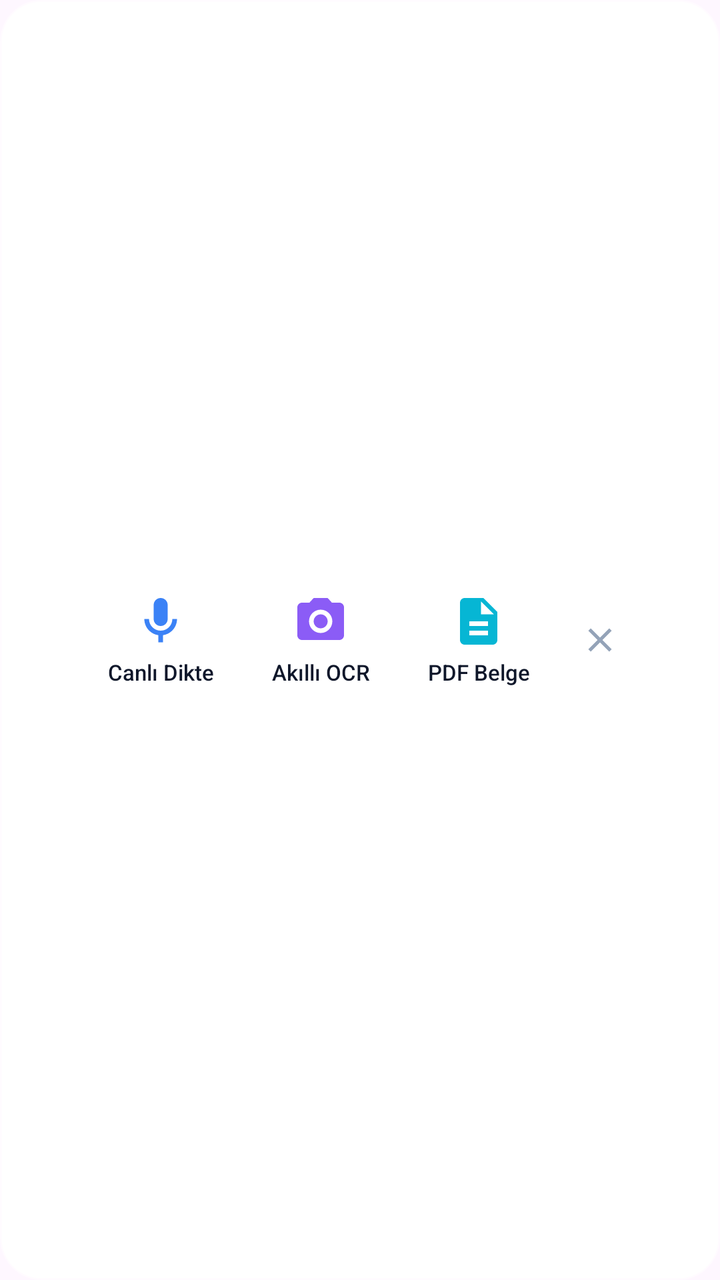
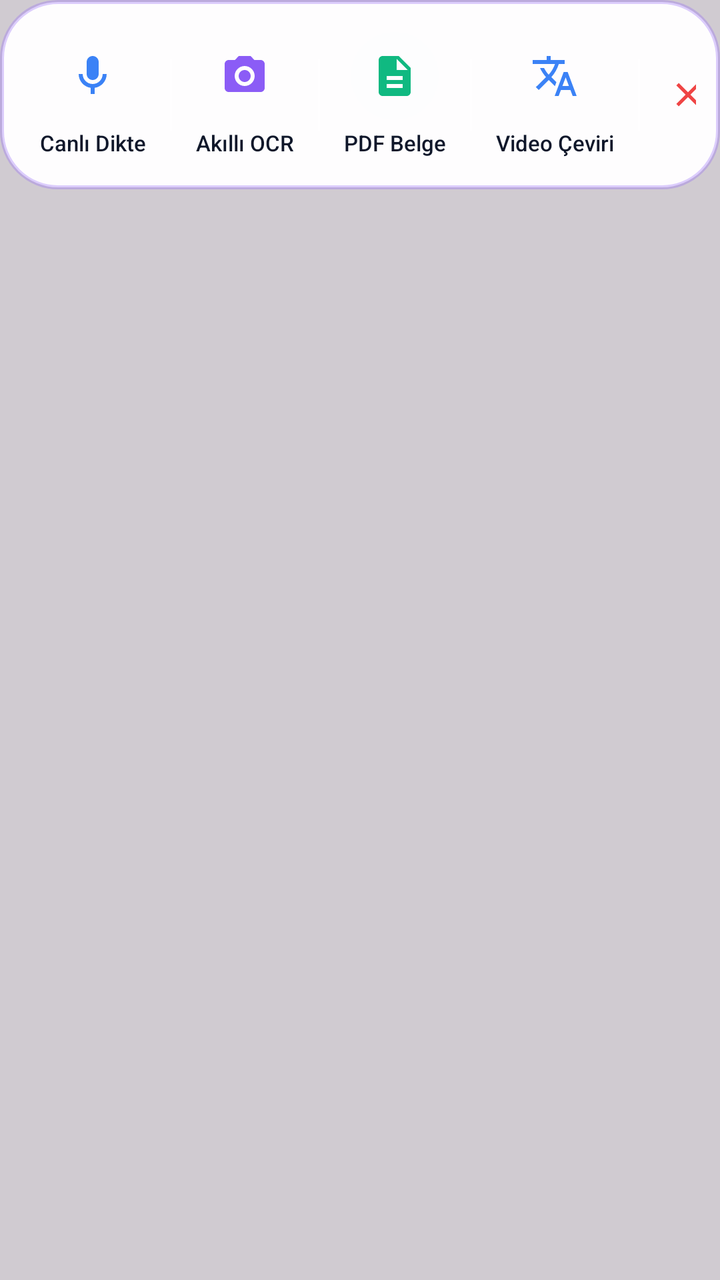

An Android layout rendered at two revisions. The XML below is the earlier revision; the diff shows what the commit changed to produce the second picture.
<!-- AndroidManifest.xml: application theme Theme.GeminiCompanion -->
<!-- res/layout/layout_radial_menu.xml -->
<?xml version="1.0" encoding="utf-8"?>
<LinearLayout xmlns:android="http://schemas.android.com/apk/res/android"
    android:layout_width="wrap_content"
    android:layout_height="wrap_content"
    android:background="@drawable/bg_glass_card"
    android:elevation="16dp"
    android:gravity="center"
    android:orientation="horizontal"
    android:padding="8dp">

    
    <LinearLayout
        android:id="@+id/btnActionVoice"
        android:layout_width="wrap_content"
        android:layout_height="wrap_content"
        android:background="?attr/selectableItemBackgroundBorderless"
        android:clickable="true"
        android:focusable="true"
        android:gravity="center"
        android:orientation="vertical"
        android:padding="10dp">

        <ImageView
            android:layout_width="28dp"
            android:layout_height="28dp"
            android:contentDescription="@string/action_dictation"
            android:src="@drawable/ic_mic" />

        <TextView
            android:layout_width="wrap_content"
            android:layout_height="wrap_content"
            android:layout_marginTop="4dp"
            android:fontFamily="sans-serif-medium"
            android:text="@string/action_dictation"
            android:textColor="@color/text_primary"
            android:textSize="11sp" />
    </LinearLayout>

    <View
        android:layout_width="1dp"
        android:layout_height="32dp"
        android:layout_marginStart="4dp"
        android:layout_marginEnd="4dp"
        android:background="@color/glass_border" />

    
    <LinearLayout
        android:id="@+id/btnActionOcr"
        android:layout_width="wrap_content"
        android:layout_height="wrap_content"
        android:background="?attr/selectableItemBackgroundBorderless"
        android:clickable="true"
        android:focusable="true"
        android:gravity="center"
        android:orientation="vertical"
        android:padding="10dp">

        <ImageView
            android:layout_width="28dp"
            android:layout_height="28dp"
            android:contentDescription="@string/action_vision_ocr"
            android:src="@drawable/ic_camera" />

        <TextView
            android:layout_width="wrap_content"
            android:layout_height="wrap_content"
            android:layout_marginTop="4dp"
            android:fontFamily="sans-serif-medium"
            android:text="@string/action_vision_ocr"
            android:textColor="@color/text_primary"
            android:textSize="11sp" />
    </LinearLayout>

    <View
        android:layout_width="1dp"
        android:layout_height="32dp"
        android:layout_marginStart="4dp"
        android:layout_marginEnd="4dp"
        android:background="@color/glass_border" />

    
    <LinearLayout
        android:id="@+id/btnActionScanDoc"
        android:layout_width="wrap_content"
        android:layout_height="wrap_content"
        android:background="?attr/selectableItemBackgroundBorderless"
        android:clickable="true"
        android:focusable="true"
        android:gravity="center"
        android:orientation="vertical"
        android:padding="10dp">

        <ImageView
            android:layout_width="28dp"
            android:layout_height="28dp"
            android:contentDescription="@string/action_doc_scan"
            android:src="@drawable/ic_document" />

        <TextView
            android:layout_width="wrap_content"
            android:layout_height="wrap_content"
            android:layout_marginTop="4dp"
            android:fontFamily="sans-serif-medium"
            android:text="@string/action_doc_scan"
            android:textColor="@color/text_primary"
            android:textSize="11sp" />
    </LinearLayout>

    <View
        android:layout_width="1dp"
        android:layout_height="32dp"
        android:layout_marginStart="4dp"
        android:layout_marginEnd="4dp"
        android:background="@color/glass_border" />

    
    <ImageView
        android:id="@+id/btnCloseMenu"
        android:layout_width="32dp"
        android:layout_height="32dp"
        android:background="?attr/selectableItemBackgroundBorderless"
        android:clickable="true"
        android:contentDescription="Kapat"
        android:focusable="true"
        android:padding="6dp"
        android:src="@drawable/ic_close" />
</LinearLayout>
<!-- resources referenced by this layout -->
<resources>
  <color name="glass_border">#66FFFFFF</color>
  <color name="text_primary">#0F172A</color>
  <!-- drawable bg_glass_card (drawable) -->
  <?xml version="1.0" encoding="utf-8"?>
  <shape xmlns:android="http://schemas.android.com/apk/res/android"
      android:shape="rectangle">
      <corners android:radius="20dp" />
      <solid android:color="@color/glass_surface_elevated" />
      <stroke
          android:width="1.5dp"
          android:color="@color/glass_border" />
      <padding
          android:bottom="16dp"
          android:left="16dp"
          android:right="16dp"
          android:top="16dp" />
  </shape>
  <!-- drawable ic_close (drawable) -->
  <vector xmlns:android="http://schemas.android.com/apk/res/android"
      android:width="24dp"
      android:height="24dp"
      android:viewportWidth="24"
      android:viewportHeight="24">
      <path
          android:fillColor="#94A3B8"
          android:pathData="M19,6.41L17.59,5 12,10.59 6.41,5 5,6.41 10.59,12 5,17.59 6.41,19 12,13.41 17.59,19 19,17.59 13.41,12z" />
  </vector>
  <!-- drawable ic_document (drawable) -->
  <vector xmlns:android="http://schemas.android.com/apk/res/android"
      android:width="24dp"
      android:height="24dp"
      android:viewportWidth="24"
      android:viewportHeight="24">
      <path
          android:fillColor="#06B6D4"
          android:pathData="M14,2H6c-1.1,0 -1.99,0.9 -1.99,2L4,20c0,1.1 0.89,2 1.99,2H18c1.1,0 2,-0.9 2,-2V8l-6,-6zm2,16H8v-2h8v2zm0,-4H8v-2h8v2zm-3,-5V3.5L18.5,9H13z" />
  </vector>
  <string name="action_dictation">Canlı Dikte</string>
  <string name="action_doc_scan">PDF Belge</string>
  <string name="action_vision_ocr">Akıllı OCR</string>
  <style name="Theme.GeminiCompanion" parent="Theme.Material3.DayNight.NoActionBar">
          <item name="colorPrimary">@color/gemini_blue</item>
          <item name="colorSecondary">@color/gemini_purple</item>
          <item name="android:statusBarColor">@android:color/transparent</item>
          <item name="android:navigationBarColor">@android:color/transparent</item>
      </style>
  <color name="glass_surface_elevated">#F2FFFFFF</color>
  <color name="gemini_blue">#3B82F6</color>
  <color name="gemini_purple">#8B5CF6</color>
  <!-- unchanged entries left out for length: 2 -->
</resources>

<!-- the commit's change to res/layout/layout_radial_menu.xml (unified diff, before → after) -->
@@ -1,127 +1,223 @@
 <?xml version="1.0" encoding="utf-8"?>
-<LinearLayout xmlns:android="http://schemas.android.com/apk/res/android"
-    android:layout_width="wrap_content"
-    android:layout_height="wrap_content"
-    android:background="@drawable/bg_glass_card"
-    android:elevation="16dp"
-    android:gravity="center"
-    android:orientation="horizontal"
-    android:padding="8dp">
+<FrameLayout xmlns:android="http://schemas.android.com/apk/res/android"
+    android:id="@+id/radialMenuRoot"
+    android:layout_width="match_parent"
+    android:layout_height="match_parent"
+    android:background="#2E000000"
+    android:clickable="true"
+    android:focusable="true">
 
     
     <LinearLayout
-        android:id="@+id/btnActionVoice"
+        android:id="@+id/radialCard"
         android:layout_width="wrap_content"
         android:layout_height="wrap_content"
-        android:background="?attr/selectableItemBackgroundBorderless"
+        android:background="@drawable/bg_radial_menu_pill"
         android:clickable="true"
+        android:elevation="24dp"
         android:focusable="true"
-        android:gravity="center"
-        android:orientation="vertical"
-        android:padding="10dp">
-
-        <ImageView
-            android:layout_width="28dp"
-            android:layout_height="28dp"
-            android:contentDescription="@string/action_dictation"
-            android:src="@drawable/ic_mic" />
-
-        <TextView
-            android:layout_width="wrap_content"
-            android:layout_height="wrap_content"
-            android:layout_marginTop="4dp"
-            android:fontFamily="sans-serif-medium"
-            android:text="@string/action_dictation"
-            android:textColor="@color/text_primary"
-            android:textSize="11sp" />
+        android:gravity="center_vertical"
+        android:orientation="horizontal"
+        android:paddingStart="12dp"
+        android:paddingTop="8dp"
+        android:paddingEnd="12dp"
+        android:paddingBottom="8dp">
+
+        
+        <LinearLayout
+            android:id="@+id/btnActionVoice"
+            android:layout_width="wrap_content"
+            android:layout_height="wrap_content"
+            android:background="@drawable/ripple_pill"
+            android:clickable="true"
+            android:focusable="true"
+            android:gravity="center"
+            android:orientation="vertical"
+            android:padding="8dp">
+
+            <FrameLayout
+                android:layout_width="44dp"
+                android:layout_height="44dp"
+                android:background="@drawable/bg_action_circle"
+                android:backgroundTint="#EEF2FF">
+
+                <ImageView
+                    android:layout_width="24dp"
+                    android:layout_height="24dp"
+                    android:layout_gravity="center"
+                    android:contentDescription="@string/action_dictation"
+                    android:src="@drawable/ic_mic"
+                    android:tint="@color/gemini_blue" />
+            </FrameLayout>
+
+            <TextView
+                android:layout_width="wrap_content"
+                android:layout_height="wrap_content"
+                android:layout_marginTop="4dp"
+                android:fontFamily="sans-serif-medium"
+                android:text="@string/action_dictation"
+                android:textColor="@color/text_primary"
+                android:textSize="11sp" />
+        </LinearLayout>
+
+        <View
+            android:layout_width="1dp"
+            android:layout_height="36dp"
+            android:layout_marginStart="4dp"
+            android:layout_marginEnd="4dp"
+            android:background="@color/glass_border" />
+
+        
+        <LinearLayout
+            android:id="@+id/btnActionOcr"
+            android:layout_width="wrap_content"
+            android:layout_height="wrap_content"
+            android:background="@drawable/ripple_pill"
+            android:clickable="true"
+            android:focusable="true"
+            android:gravity="center"
+            android:orientation="vertical"
+            android:padding="8dp">
+
+            <FrameLayout
+                android:layout_width="44dp"
+                android:layout_height="44dp"
+                android:background="@drawable/bg_action_circle"
+                android:backgroundTint="#F5F3FF">
+
+                <ImageView
+                    android:layout_width="24dp"
+                    android:layout_height="24dp"
+                    android:layout_gravity="center"
+                    android:contentDescription="@string/action_vision_ocr"
+                    android:src="@drawable/ic_camera"
+                    android:tint="@color/gemini_purple" />
+            </FrameLayout>
+
+            <TextView
+                android:layout_width="wrap_content"
+                android:layout_height="wrap_content"
+                android:layout_marginTop="4dp"
+                android:fontFamily="sans-serif-medium"
+                android:text="@string/action_vision_ocr"
+                android:textColor="@color/text_primary"
+                android:textSize="11sp" />
+        </LinearLayout>
+
+        <View
+            android:layout_width="1dp"
+            android:layout_height="36dp"
+            android:layout_marginStart="4dp"
+            android:layout_marginEnd="4dp"
+            android:background="@color/glass_border" />
+
+        
+        <LinearLayout
+            android:id="@+id/btnActionScanDoc"
+            android:layout_width="wrap_content"
+            android:layout_height="wrap_content"
+            android:background="@drawable/ripple_pill"
+            android:clickable="true"
+            android:focusable="true"
+            android:gravity="center"
+            android:orientation="vertical"
+            android:padding="8dp">
+
+            <FrameLayout
+                android:layout_width="44dp"
+                android:layout_height="44dp"
+                android:background="@drawable/bg_action_circle"
+                android:backgroundTint="#ECFDF5">
+
+                <ImageView
+                    android:layout_width="24dp"
+                    android:layout_height="24dp"
+                    android:layout_gravity="center"
+                    android:contentDescription="@string/action_doc_scan"
+                    android:src="@drawable/ic_document"
+                    android:tint="#10B981" />
+            </FrameLayout>
+
+            <TextView
+                android:layout_width="wrap_content"
+                android:layout_height="wrap_content"
+                android:layout_marginTop="4dp"
+                android:fontFamily="sans-serif-medium"
+                android:text="@string/action_doc_scan"
+                android:textColor="@color/text_primary"
+                android:textSize="11sp" />
+        </LinearLayout>
+
+        <View
+            android:layout_width="1dp"
+            android:layout_height="36dp"
+            android:layout_marginStart="4dp"
+            android:layout_marginEnd="4dp"
+            android:background="@color/glass_border" />
+
+        
+        <LinearLayout
+            android:id="@+id/btnActionTranslateVideo"
+            android:layout_width="wrap_content"
+            android:layout_height="wrap_content"
+            android:background="@drawable/ripple_pill"
+            android:clickable="true"
+            android:focusable="true"
+            android:gravity="center"
+            android:orientation="vertical"
+            android:padding="8dp">
+
+            <FrameLayout
+                android:layout_width="44dp"
+                android:layout_height="44dp"
+                android:background="@drawable/bg_action_circle"
+                android:backgroundTint="#EFF6FF">
+
+                <ImageView
+                    android:layout_width="24dp"
+                    android:layout_height="24dp"
+                    android:layout_gravity="center"
+                    android:contentDescription="@string/action_video_translate"
+                    android:src="@drawable/ic_translate"
+                    android:tint="@color/gemini_blue" />
+            </FrameLayout>
+
+            <TextView
+                android:layout_width="wrap_content"
+                android:layout_height="wrap_content"
+                android:layout_marginTop="4dp"
+                android:fontFamily="sans-serif-medium"
+                android:text="@string/action_video_translate"
+                android:textColor="@color/text_primary"
+                android:textSize="11sp" />
+        </LinearLayout>
+
+        <View
+            android:layout_width="1dp"
+            android:layout_height="36dp"
+            android:layout_marginStart="4dp"
+            android:layout_marginEnd="4dp"
+            android:background="@color/glass_border" />
+
+        
+        <FrameLayout
+            android:layout_width="40dp"
+            android:layout_height="40dp"
+            android:background="@drawable/bg_action_circle"
+            android:backgroundTint="#FEF2F2">
+
+            <ImageView
+                android:id="@+id/btnCloseMenu"
+                android:layout_width="36dp"
+                android:layout_height="36dp"
+                android:layout_gravity="center"
+                android:background="@drawable/ripple_round"
+                android:clickable="true"
+                android:contentDescription="Kapat"
+                android:focusable="true"
+                android:padding="8dp"
+                android:src="@drawable/ic_close"
+                android:tint="#EF4444" />
+        </FrameLayout>
     </LinearLayout>
-
-    <View
-        android:layout_width="1dp"
-        android:layout_height="32dp"
-        android:layout_marginStart="4dp"
-        android:layout_marginEnd="4dp"
-        android:background="@color/glass_border" />
-
-    
-    <LinearLayout
-        android:id="@+id/btnActionOcr"
-        android:layout_width="wrap_content"
-        android:layout_height="wrap_content"
-        android:background="?attr/selectableItemBackgroundBorderless"
-        android:clickable="true"
-        android:focusable="true"
-        android:gravity="center"
-        android:orientation="vertical"
-        android:padding="10dp">
-
-        <ImageView
-            android:layout_width="28dp"
-            android:layout_height="28dp"
-            android:contentDescription="@string/action_vision_ocr"
-            android:src="@drawable/ic_camera" />
-
-        <TextView
-            android:layout_width="wrap_content"
-            android:layout_height="wrap_content"
-            android:layout_marginTop="4dp"
-            android:fontFamily="sans-serif-medium"
-            android:text="@string/action_vision_ocr"
-            android:textColor="@color/text_primary"
-            android:textSize="11sp" />
-    </LinearLayout>
-
-    <View
-        android:layout_width="1dp"
-        android:layout_height="32dp"
-        android:layout_marginStart="4dp"
-        android:layout_marginEnd="4dp"
-        android:background="@color/glass_border" />
-
-    
-    <LinearLayout
-        android:id="@+id/btnActionScanDoc"
-        android:layout_width="wrap_content"
-        android:layout_height="wrap_content"
-        android:background="?attr/selectableItemBackgroundBorderless"
-        android:clickable="true"
-        android:focusable="true"
-        android:gravity="center"
-        android:orientation="vertical"
-        android:padding="10dp">
-
-        <ImageView
-            android:layout_width="28dp"
-            android:layout_height="28dp"
-            android:contentDescription="@string/action_doc_scan"
-            android:src="@drawable/ic_document" />
-
-        <TextView
-            android:layout_width="wrap_content"
-            android:layout_height="wrap_content"
-            android:layout_marginTop="4dp"
-            android:fontFamily="sans-serif-medium"
-            android:text="@string/action_doc_scan"
-            android:textColor="@color/text_primary"
-            android:textSize="11sp" />
-    </LinearLayout>
-
-    <View
-        android:layout_width="1dp"
-        android:layout_height="32dp"
-        android:layout_marginStart="4dp"
-        android:layout_marginEnd="4dp"
-        android:background="@color/glass_border" />
-
-    
-    <ImageView
-        android:id="@+id/btnCloseMenu"
-        android:layout_width="32dp"
-        android:layout_height="32dp"
-        android:background="?attr/selectableItemBackgroundBorderless"
-        android:clickable="true"
-        android:contentDescription="Kapat"
-        android:focusable="true"
-        android:padding="6dp"
-        android:src="@drawable/ic_close" />
-</LinearLayout>
+</FrameLayout>
<!-- resource entries referenced after the edit -->
@@ -2,20 +2,26 @@
 <resources>
   <color name="glass_border">#66FFFFFF</color>
   <color name="text_primary">#0F172A</color>
-  <!-- drawable bg_glass_card (drawable) -->
+  <!-- drawable bg_action_circle (drawable) -->
+  <?xml version="1.0" encoding="utf-8"?>
+  <shape xmlns:android="http://schemas.android.com/apk/res/android"
+      android:shape="oval">
+      <solid android:color="#0D0F172A" />
+  </shape>
+  <!-- drawable bg_radial_menu_pill (drawable) -->
   <?xml version="1.0" encoding="utf-8"?>
   <shape xmlns:android="http://schemas.android.com/apk/res/android"
       android:shape="rectangle">
-      <corners android:radius="20dp" />
-      <solid android:color="@color/glass_surface_elevated" />
+      <corners android:radius="28dp" />
+      <solid android:color="#F7FFFFFF" />
       <stroke
-          android:width="1.5dp"
-          android:color="@color/glass_border" />
+          android:width="2dp"
+          android:color="#4D8B5CF6" />
       <padding
-          android:bottom="16dp"
-          android:left="16dp"
-          android:right="16dp"
-          android:top="16dp" />
+          android:bottom="10dp"
+          android:left="14dp"
+          android:right="14dp"
+          android:top="10dp" />
   </shape>
   <!-- drawable ic_close (drawable) -->
   <vector xmlns:android="http://schemas.android.com/apk/res/android"
@@ -37,8 +43,40 @@
           android:fillColor="#06B6D4"
           android:pathData="M14,2H6c-1.1,0 -1.99,0.9 -1.99,2L4,20c0,1.1 0.89,2 1.99,2H18c1.1,0 2,-0.9 2,-2V8l-6,-6zm2,16H8v-2h8v2zm0,-4H8v-2h8v2zm-3,-5V3.5L18.5,9H13z" />
   </vector>
+  <!-- drawable ic_translate (drawable) -->
+  <vector xmlns:android="http://schemas.android.com/apk/res/android"
+      android:width="24dp"
+      android:height="24dp"
+      android:viewportWidth="24"
+      android:viewportHeight="24">
+      <path
+          android:fillColor="#3B82F6"
+          android:pathData="M12.87,15.07l-2.54,-2.51l0.03,-0.03c1.74,-1.94 2.98,-4.17 3.71,-6.53H17V4h-7V2H8v2H1v2h11.17C11.5,7.92 10.44,9.75 9,11.35C8.07,10.32 7.3,9.19 6.69,8h-2c0.73,1.63 1.73,3.17 2.98,4.56l-5.09,5.02L4,19l5,-5l3.11,3.11l0.76,-2.04zM18.5,10h-2L12,22h2l1.12,-3h4.75L21,22h2l-4.5,-12zm-2.62,7l1.62,-4.33L19.12,17h-3.24z"/>
+  </vector>
+  <!-- drawable ripple_pill (drawable) -->
+  <?xml version="1.0" encoding="utf-8"?>
+  <ripple xmlns:android="http://schemas.android.com/apk/res/android"
+      android:color="#33000000">
+      <item android:id="@android:id/mask">
+          <shape android:shape="rectangle">
+              <corners android:radius="20dp" />
+              <solid android:color="#FFFFFF" />
+          </shape>
+      </item>
+  </ripple>
+  <!-- drawable ripple_round (drawable) -->
+  <?xml version="1.0" encoding="utf-8"?>
+  <ripple xmlns:android="http://schemas.android.com/apk/res/android"
+      android:color="#33000000">
+      <item android:id="@android:id/mask">
+          <shape android:shape="oval">
+              <solid android:color="#FFFFFF" />
+          </shape>
+      </item>
+  </ripple>
   <string name="action_dictation">Canlı Dikte</string>
   <string name="action_doc_scan">PDF Belge</string>
+  <string name="action_video_translate">Video Çeviri</string>
   <string name="action_vision_ocr">Akıllı OCR</string>
   <style name="Theme.GeminiCompanion" parent="Theme.Material3.DayNight.NoActionBar">
           <item name="colorPrimary">@color/gemini_blue</item>
@@ -46,7 +84,6 @@
           <item name="android:statusBarColor">@android:color/transparent</item>
           <item name="android:navigationBarColor">@android:color/transparent</item>
       </style>
-  <color name="glass_surface_elevated">#F2FFFFFF</color>
   <color name="gemini_blue">#3B82F6</color>
   <color name="gemini_purple">#8B5CF6</color>
   <!-- unchanged entries left out for length: 2 -->
